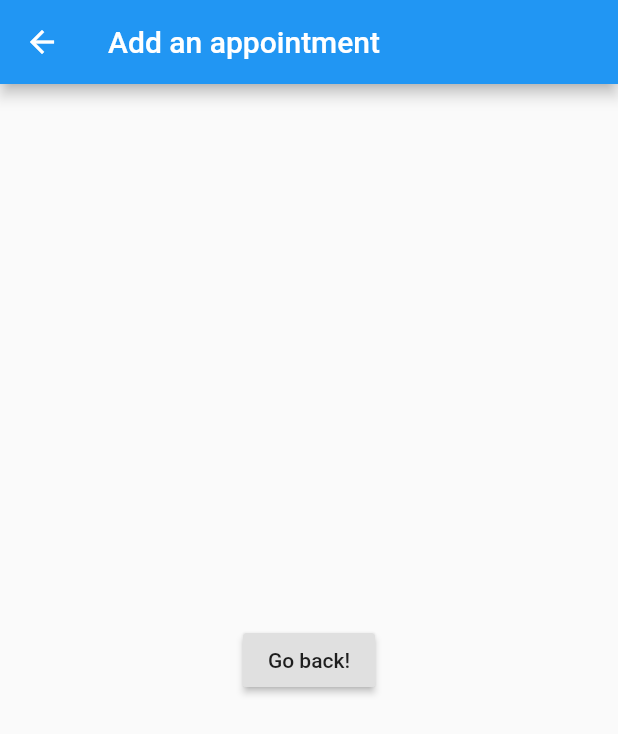
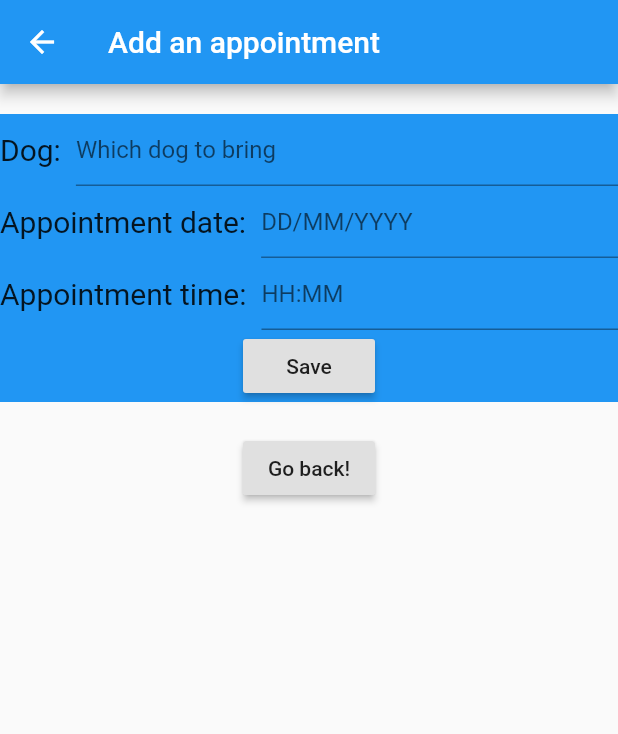
Before and after one commit to Zero-Ice/CZ2006_DogGo, a Flutter app: the AddVet screen opened directly, on a phone screen of 412 x 824 dp. Shown: the top 734 px of the screen. Run offline on Flutter 3.47's test engine with Material 2 defaults, Android fonts, the phone set to English and light mode, and no system bars; our stand-ins replace weather_icons; network calls fail.

Commit message:
skeleton UI for add vet visit
input boxes and save button

```diff
--- a/DogGoApp/doggo/lib/Routes/vetRoutes/addVet.dart
+++ b/DogGoApp/doggo/lib/Routes/vetRoutes/addVet.dart
@@ -5,20 +5,100 @@ import 'package:flutter/widgets.dart';
 
 class AddVet extends StatelessWidget {
   @override
+
   Widget build(BuildContext context) {
     return Scaffold(
       appBar: AppBar(
         title: Text("Add an appointment"),
       ),
-      body: Center(
-        child: RaisedButton(
+      body: Container(
+          child: Column(
+            children: [
+              const SizedBox(height: 20),
+              Container(
+                  child: Column(
+                    children: [
+                      addVet,
+                      SizedBox(height: 20,),
+
+
+                    ],
+                  ),
+
+              ),
+              Align(
+                alignment: Alignment.bottomCenter,
+                child: RaisedButton(
+                  onPressed: () {
+                    // Navigate back to first screen when tapped.
+                    Navigator.pop(context);
+                  },
+                  child: Text('Go back!'),
+                ),
+              )
+            ],
+          )),
+    );
+  }
+
+  Widget addVet = Container(
+    color: Colors.blue,
+    child: Column(
+      mainAxisAlignment: MainAxisAlignment.spaceEvenly,
+      children: <Widget> [
+        Row(
+          children: [
+            Text(
+              'Dog:',
+              style: TextStyle(fontSize: 20),
+            ),
+            SizedBox(width: 10,),
+            Expanded(child: TextField(
+              controller: TextEditingController(),
+              decoration: InputDecoration(
+                hintText: "Which dog to bring",
+              ),)),
+          ],),
+
+        Row(
+          children: [
+            Text(
+              'Appointment date:',
+              style: TextStyle(fontSize: 20),
+            ),
+            SizedBox(width: 10,),
+            Expanded(child: TextField(
+              controller: TextEditingController(),
+              decoration: InputDecoration(
+                hintText: "DD/MM/YYYY",
+              ),)),
+          ],),
+        /////////////////////////////////
+        Row(
+          children: [
+            Text(
+              'Appointment time:',
+              style: TextStyle(fontSize: 20),
+            ),
+            SizedBox(width: 10,),
+            Expanded(
+                child: TextField(
+                  controller: TextEditingController(),
+                  decoration: InputDecoration(
+                    hintText: "HH:MM",
+                  ),
+                )),
+          ],
+        ),
+        //////////////////////////////////////
+        RaisedButton(
           onPressed: () {
             // Navigate back to first screen when tapped.
-            Navigator.pop(context);
           },
-          child: Text('Go back!'),
+          child: Text('Save'),
         ),
-      ),
-    );
-  }
+
+      ],
+    ),
+  );
 }
```
